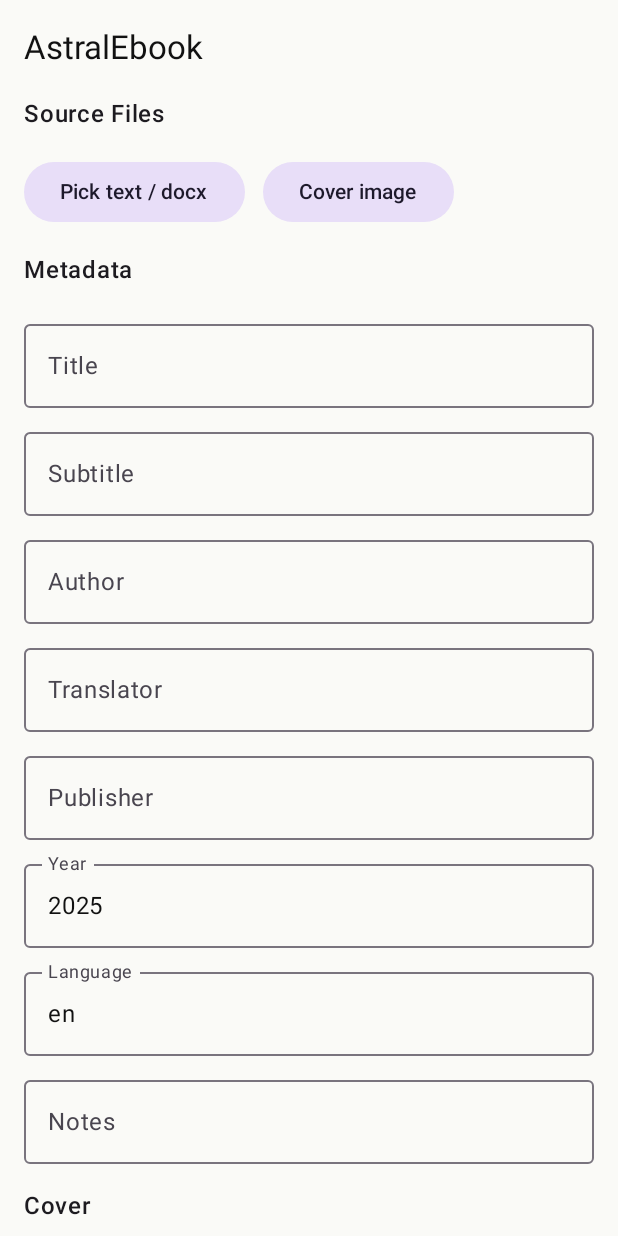
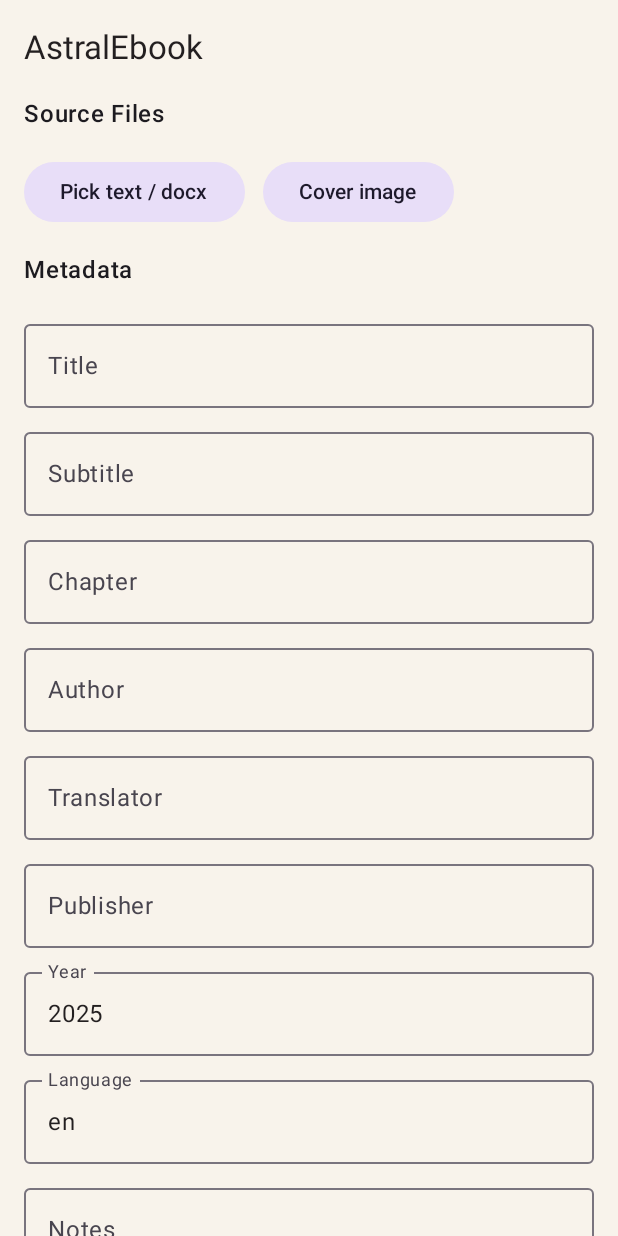
Before and after one commit to moon9ibulbul/Ebook, an Android app built with Jetpack Compose: the screen it shows after launch (MainActivity), on a phone screen of 412 x 824 dp. Run offline under Robolectric (Android 15) with nearby library versions, the phone set to English and light mode, and no system bars.

Commit message:
Add chapter metadata and update page visuals

```diff
--- a/app/src/main/java/com/astral/ebook/datastore/SettingsStore.kt
+++ b/app/src/main/java/com/astral/ebook/datastore/SettingsStore.kt
@@ -28,6 +28,7 @@ class SettingsStore(private val context: Context) {
     private object Keys {
         val TITLE = stringPreferencesKey("title")
         val SUBTITLE = stringPreferencesKey("subtitle")
+        val CHAPTER = stringPreferencesKey("chapter")
         val AUTHOR = stringPreferencesKey("author")
         val TITLE_FAMILY = stringPreferencesKey("title_family")
         val HEADING_FAMILY = stringPreferencesKey("heading_family")
@@ -56,6 +57,7 @@ class SettingsStore(private val context: Context) {
         val metadata = Metadata(
             title = prefs[Keys.TITLE].orEmpty(),
             subtitle = prefs[Keys.SUBTITLE].orEmpty(),
+            chapter = prefs[Keys.CHAPTER].orEmpty(),
             author = prefs[Keys.AUTHOR].orEmpty()
         )
         val fonts = FontOptions(
@@ -76,7 +78,7 @@ class SettingsStore(private val context: Context) {
         val footer = FooterOptions(
             showFooter = footerFlags and 0b001 > 0,
             showTitle = footerFlags and 0b010 > 0,
-            showSubtitle = footerFlags and 0b100 > 0,
+            showChapter = footerFlags and 0b100 > 0,
             showPageNumber = if (footerFlags > 0b111) footerFlags and 0b1000 > 0 else true,
             fontSize = prefs[Keys.FOOTER_SIZE] ?: FooterOptions().fontSize
         )
@@ -115,6 +117,7 @@ class SettingsStore(private val context: Context) {
         context.dataStore.edit { prefs: MutablePreferences ->
             prefs[Keys.TITLE] = settings.metadata.title
             prefs[Keys.SUBTITLE] = settings.metadata.subtitle
+            prefs[Keys.CHAPTER] = settings.metadata.chapter
             prefs[Keys.AUTHOR] = settings.metadata.author
             prefs[Keys.TITLE_FAMILY] = settings.fonts.titleFamily.name
             prefs[Keys.HEADING_FAMILY] = settings.fonts.headingFamily.name
@@ -140,7 +143,7 @@ class SettingsStore(private val context: Context) {
             prefs[Keys.ALIGNMENT] = settings.paragraphOptions.alignment.name
             prefs[Keys.FOOTER] = (if (settings.footerOptions.showFooter) 0b001 else 0) or
                 (if (settings.footerOptions.showTitle) 0b010 else 0) or
-                (if (settings.footerOptions.showSubtitle) 0b100 else 0) or
+                (if (settings.footerOptions.showChapter) 0b100 else 0) or
                 (if (settings.footerOptions.showPageNumber) 0b1000 else 0)
             prefs[Keys.FOOTER_SIZE] = settings.footerOptions.fontSize
             prefs[Keys.ORIENTATION] = settings.orientation.name
--- a/app/src/main/java/com/astral/ebook/model/FormattingModels.kt
+++ b/app/src/main/java/com/astral/ebook/model/FormattingModels.kt
@@ -16,7 +16,7 @@ data class PagePreset(
 data class FooterOptions(
     val showFooter: Boolean = true,
     val showTitle: Boolean = true,
-    val showSubtitle: Boolean = true,
+    val showChapter: Boolean = true,
     val showPageNumber: Boolean = true,
     val fontSize: Float = 9f
 )
@@ -55,6 +55,7 @@ enum class ParagraphAlignment { Left, Center, Right, Justify }
 data class Metadata(
     val title: String = "",
     val subtitle: String = "",
+    val chapter: String = "",
     val author: String = "",
     val translator: String = "",
     val publisher: String = "",
@@ -65,8 +66,8 @@ data class Metadata(
 
 data class ThemeOptions(
     val useDark: Boolean? = null,
-    val pageBackground: Color = Color(0xFFFAFAF7),
-    val textColor: Color = Color(0xFF111111),
+    val pageBackground: Color = Color(0xFFF8F3EB),
+    val textColor: Color = Color(0xFF231F20),
     val darkTextColor: Color = Color(0xFFE5E5E5)
 )
 
--- a/app/src/main/java/com/astral/ebook/ui/MainScreen.kt
+++ b/app/src/main/java/com/astral/ebook/ui/MainScreen.kt
@@ -348,6 +348,7 @@ private fun MetadataFields(metadata: Metadata, onChange: (Metadata.() -> Metadat
         listOf(
             "Title" to metadata.title,
             "Subtitle" to metadata.subtitle,
+            "Chapter" to metadata.chapter,
             "Author" to metadata.author,
             "Translator" to metadata.translator,
             "Publisher" to metadata.publisher,
@@ -363,6 +364,7 @@ private fun MetadataFields(metadata: Metadata, onChange: (Metadata.() -> Metadat
                         when (label) {
                             "Title" -> copy(title = newValue)
                             "Subtitle" -> copy(subtitle = newValue)
+                            "Chapter" -> copy(chapter = newValue)
                             "Author" -> copy(author = newValue)
                             "Translator" -> copy(translator = newValue)
                             "Publisher" -> copy(publisher = newValue)
@@ -391,8 +393,8 @@ private fun FooterControls(footer: FooterOptions, onChange: (FooterOptions) -> U
                 Switch(checked = footer.showTitle, onCheckedChange = { onChange(footer.copy(showTitle = it)) })
             }
             Row(verticalAlignment = Alignment.CenterVertically) {
-                Text("Subtitle", modifier = Modifier.weight(1f))
-                Switch(checked = footer.showSubtitle, onCheckedChange = { onChange(footer.copy(showSubtitle = it)) })
+                Text("Chapter", modifier = Modifier.weight(1f))
+                Switch(checked = footer.showChapter, onCheckedChange = { onChange(footer.copy(showChapter = it)) })
             }
             Row(verticalAlignment = Alignment.CenterVertically) {
                 Text("Page number", modifier = Modifier.weight(1f))
@@ -526,11 +528,9 @@ private fun androidx.compose.ui.graphics.Color.toHexString(): String {
 }
 
 private fun parseColor(input: String): androidx.compose.ui.graphics.Color? {
-    return try {
-        val clean = input.removePrefix("#")
-        val color = clean.toLong(16).toInt()
-        androidx.compose.ui.graphics.Color(color or (0xFF shl 24))
-    } catch (t: Throwable) {
-        null
-    }
+    val hexRegex = Regex("^#?[0-9a-fA-F]{6}$")
+    if (!hexRegex.matches(input)) return null
+    val clean = input.removePrefix("#")
+    val color = clean.toLong(16).toInt()
+    return androidx.compose.ui.graphics.Color(color or (0xFF shl 24))
 }
--- a/app/src/main/java/com/astral/ebook/ui/theme/Color.kt
+++ b/app/src/main/java/com/astral/ebook/ui/theme/Color.kt
@@ -3,7 +3,7 @@ package com.astral.ebook.ui.theme
 import androidx.compose.ui.graphics.Color
 
 val PurplePrimary = Color(0xFF6750A4)
-val CreamPaper = Color(0xFFFAFAF7)
-val InkDark = Color(0xFF111111)
+val CreamPaper = Color(0xFFF8F3EB)
+val InkDark = Color(0xFF231F20)
 val PaperDark = Color(0xFF121212)
 val InkLight = Color(0xFFE5E5E5)
```
Also changed, not shown: app/src/main/java/com/astral/ebook/repository/EbookGenerator.kt (+22 -39 lines).
